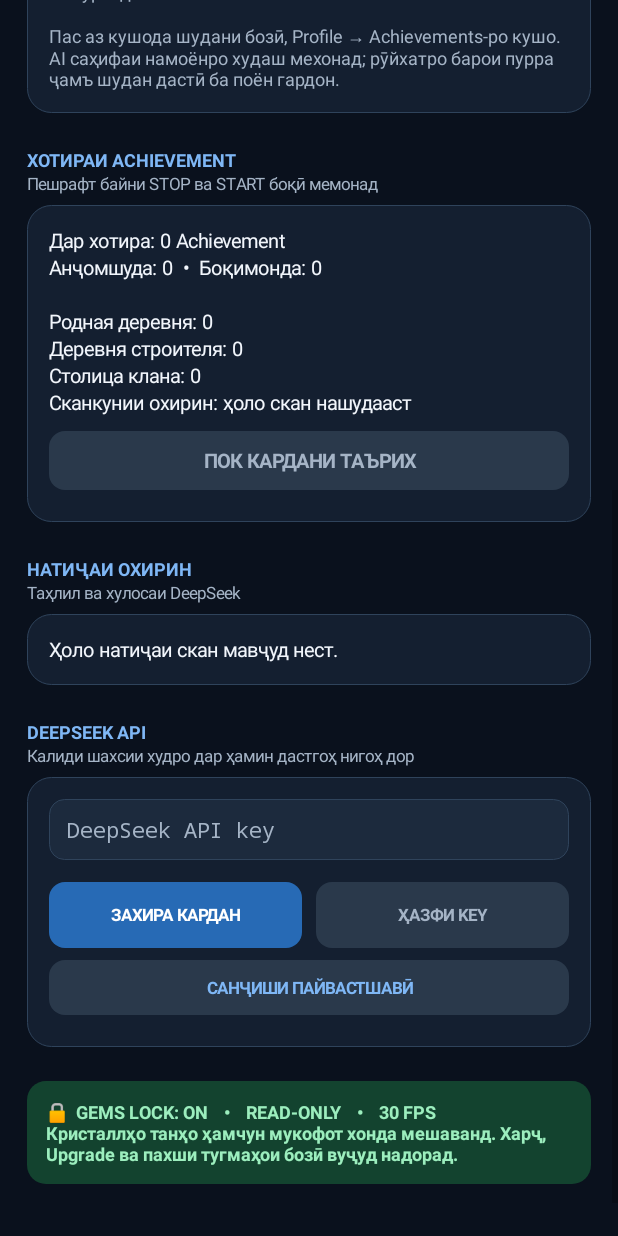
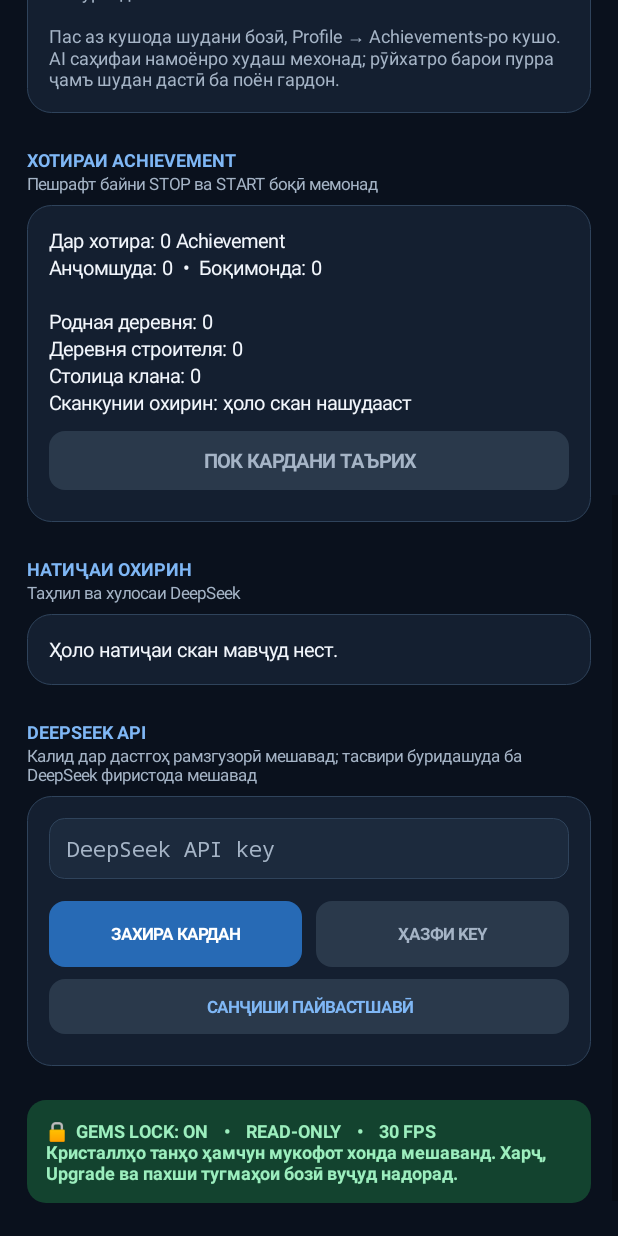
Before and after one commit to Khayom1/COC-AI-Agent, an Android app: the screen it shows after launch (MainActivity), scrolled down 576 dp, on a phone screen of 412 x 824 dp. Run offline under Robolectric (Android 15) with nearby library versions, the phone set to English and light mode, and no system bars.

Commit message:
Disclose image transfer to DeepSeek in API settings UI

```diff
--- a/app/src/main/java/com/khayom/cocai/MainActivity.kt
+++ b/app/src/main/java/com/khayom/cocai/MainActivity.kt
@@ -192,7 +192,7 @@ class MainActivity : Activity() {
         root.addView(resultsCard, matchWrap())
         root.addView(space(16))
 
-        root.addView(sectionHeading("DEEPSEEK API", "Калиди шахсии худро дар ҳамин дастгоҳ нигоҳ дор"))
+        root.addView(sectionHeading("DEEPSEEK API", "Калид дар дастгоҳ рамзгузорӣ мешавад; тасвири буридашуда ба DeepSeek фиристода мешавад"))
         val apiCard = card()
         keyEdit = EditText(this).apply {
             hint = "DeepSeek API key"
```
